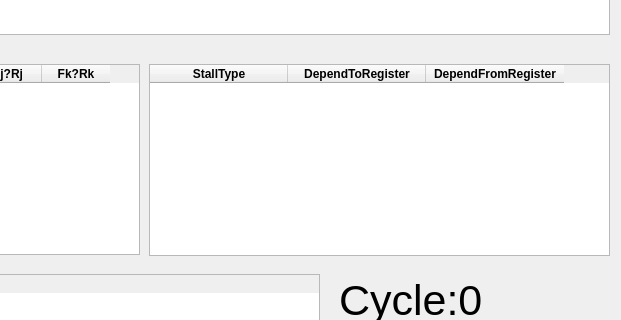
First picture: the form in scoreboard/View/ui/mainwindow.ui, repository GammaPi/ScoreboardSimulator, before the edit; both pictures show x 581 to 1202 and y 196 to 516 of the 1202 by 689 pixel window.
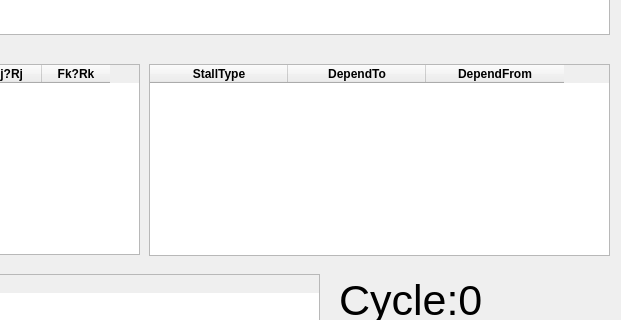
Second picture: the form after the edit.

Patch:
```diff
--- a/scoreboard/View/ui/mainwindow.ui
+++ b/scoreboard/View/ui/mainwindow.ui
@@ -111,7 +111,7 @@
     </column>
     <column>
      <property name="text">
-      <string>DependToRegister</string>
+      <string>DependTo</string>
      </property>
      <property name="font">
       <font>
@@ -122,7 +122,7 @@
     </column>
     <column>
      <property name="text">
-      <string>DependFromRegister</string>
+      <string>DependFrom</string>
      </property>
      <property name="font">
       <font>
```
